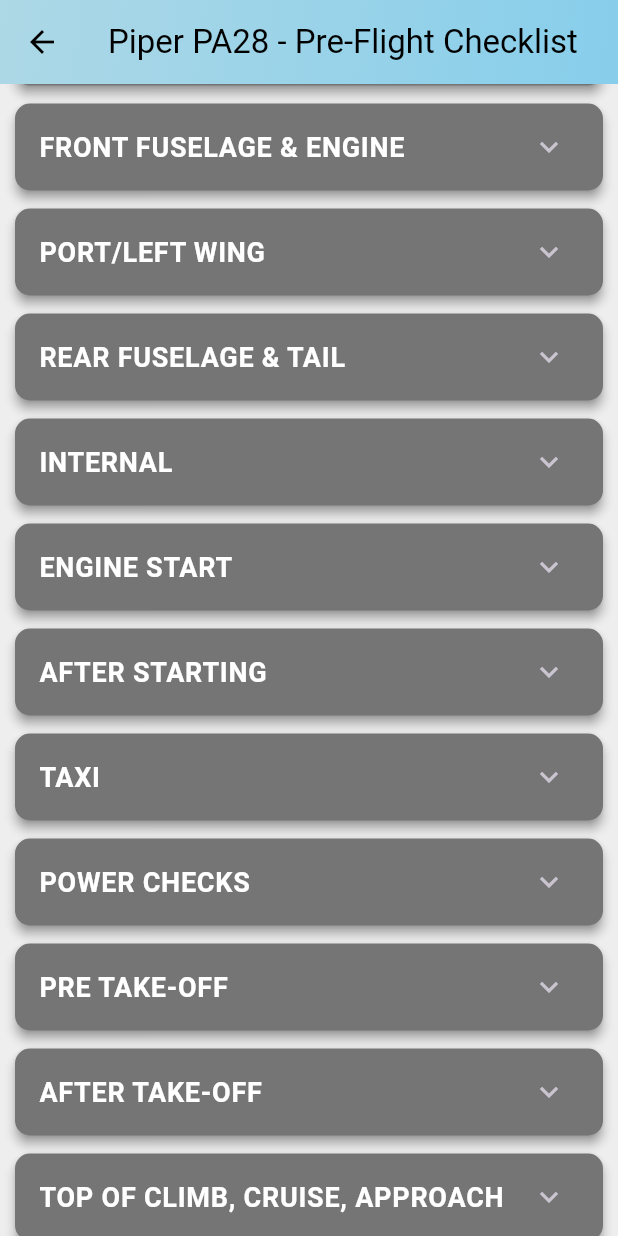
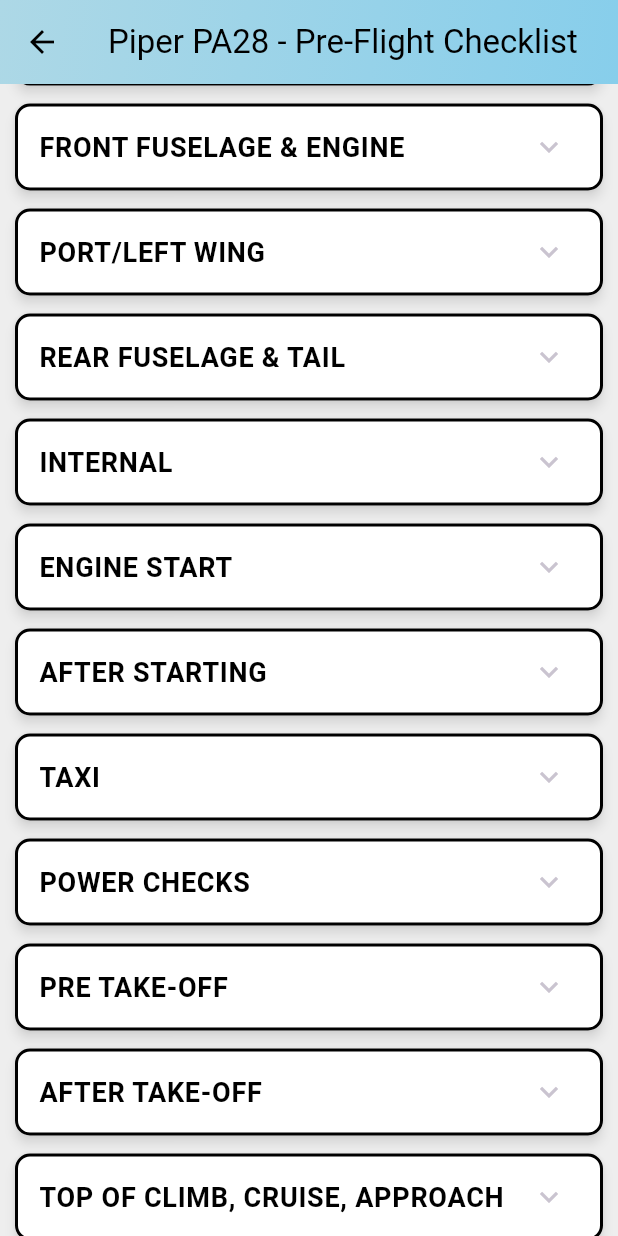
Before and after one commit to ThomasM173/flutter-checklist-app, a Flutter app: the PiperPA28ChecklistScreen screen opened by its route, scrolled down 576 dp, on a phone screen of 412 x 824 dp. Run offline on Flutter 3.47's test engine with Material 3 defaults, Android fonts, the phone set to English and light mode, and no system bars; our stand-ins replace open_file, pdf, shared_preferences; accounts and stored records are empty; Roboto replaces fonts that are missing (NotoSans).

Commit message:
DC 15/09 BOUNDARIES SET AND DYNAMIC FEATURE WORKS

```diff
--- a/lib/screens/checklist_screens/piper_pa28_checklist.dart
+++ b/lib/screens/checklist_screens/piper_pa28_checklist.dart
@@ -719,61 +719,79 @@ class ChecklistExpansionTile extends StatelessWidget {
   final Map<String, bool> items;
   final Function(String, bool) updateChecklist;
 
-  const ChecklistExpansionTile(
-      {super.key,
+  const ChecklistExpansionTile({
+    super.key,
     required this.title,
     required this.items,
-      required this.updateChecklist});
+    required this.updateChecklist,
+  });
 
   @override
   Widget build(BuildContext context) {
+    final entries = items.entries.where((e) => e.key != '__weather__').toList();
+    final bool isSectionComplete = entries.every((e) => e.value);
+    final bool hasUncheckedItems = entries.any((e) => !e.value);
+
     return AnimatedContainer(
       duration: Duration(milliseconds: 300),
       curve: Curves.easeInOut,
       child: Card(
-        color: Colors.grey[600],
+        color: Colors.white,
         margin: EdgeInsets.symmetric(vertical: 6),
-        shape: RoundedRectangleBorder(borderRadius: BorderRadius.circular(10)),
+        shape: RoundedRectangleBorder(
+          borderRadius: BorderRadius.circular(10),
+          side: BorderSide(
+            color: isSectionComplete ? Colors.green : Colors.black,
+            width: 2,
+          ),
+        ),
         elevation: 3,
-        shadowColor: Colors.grey[600],
+        shadowColor: Colors.white,
         child: Theme(
           data: Theme.of(context).copyWith(dividerColor: Colors.transparent),
           child: ExpansionTile(
             title: Row(
               mainAxisAlignment: MainAxisAlignment.spaceBetween,
               children: [
-                Expanded(
-                  child: Text(
+                Row(
+                  children: [
+                    if (isSectionComplete)
+                      Padding(
+                        padding: const EdgeInsets.only(right: 6.0),
+                        child: Icon(Icons.check_circle, color: Colors.green, size: 20),
+                      ),
+                    Text(
                       title,
                       style: TextStyle(
-                        color: Colors.white,
+                        color: Colors.black,
                         fontSize: 18,
-                        fontWeight: FontWeight.bold),
-                    overflow: TextOverflow.ellipsis,
+                        fontWeight: FontWeight.bold,
                       ),
+                    ),
+                  ],
                 ),
                 if (items.containsKey('__weather__'))
                   Container(
                     margin: EdgeInsets.only(left: 6),
                     padding: EdgeInsets.symmetric(horizontal: 8, vertical: 4),
                     decoration: BoxDecoration(
-                      color: Colors.yellowAccent.withOpacity(0.15),
+                      color: Color(0xFFADD8E6).withOpacity(0.15),
                       borderRadius: BorderRadius.circular(12),
                       border: Border.all(
-                          color: Colors.yellowAccent.withOpacity(0.6)),
+                        color: Color(0xFFADD8E6).withOpacity(0.6),
+                      ),
                     ),
                     child: Text('WX',
-                        style: TextStyle(
-                            color: Colors.yellowAccent, fontSize: 12)),
+                        style: TextStyle(color: Color(0xFFADD8E6), fontSize: 12)),
                   ),
               ],
             ),
             childrenPadding: EdgeInsets.symmetric(horizontal: 16, vertical: 6),
-            children:
-                items.entries.where((e) => e.key != '__weather__').map((entry) {
+            children: [
+              ...entries.map((entry) {
                 final isWeatherAdded = items.containsKey('__weather__');
                 final Color highlightColor = isWeatherAdded
-                  ? Colors.yellowAccent.withOpacity(0.1)
+                    ? Color(0xFFADD8E6).withOpacity(0.1)
                     : Colors.transparent;
                 final bool isRiskItem = entry.key.contains('RISK');
                 return Container(
@@ -782,7 +800,7 @@ class ChecklistExpansionTile extends StatelessWidget {
                     contentPadding: EdgeInsets.zero,
                     title: Text(entry.key,
                         style: TextStyle(
-                        color: isRiskItem ? Colors.red : Colors.white,
+                          color: isRiskItem ? Colors.red : Colors.black,
                           fontSize: 14,
                           fontWeight: isRiskItem ? FontWeight.bold : FontWeight.normal,
                         )),
@@ -794,6 +812,30 @@ class ChecklistExpansionTile extends StatelessWidget {
                   ),
                 );
               }).toList(),
+              Align(
+                alignment: Alignment.centerRight,
+                child: Padding(
+                  padding: const EdgeInsets.only(top: 10, right: 4),
+                  child: TextButton.icon(
+                    icon: Icon(
+                      hasUncheckedItems ? Icons.select_all : Icons.remove_done,
+                      color: hasUncheckedItems ? Colors.green : Colors.red,
+                    ),
+                    label: Text(
+                      hasUncheckedItems ? "Select All" : "Deselect All",
+                      style: TextStyle(
+                        color: hasUncheckedItems ? Colors.green : Colors.red,
+                      ),
+                    ),
+                    onPressed: () {
+                      for (var entry in entries) {
+                        updateChecklist(entry.key, hasUncheckedItems);
+                      }
+                    },
+                  ),
+                ),
+              ),
+            ],
           ),
         ),
       ),
```
Lines whose indentation alone changed are shown as unchanged.
